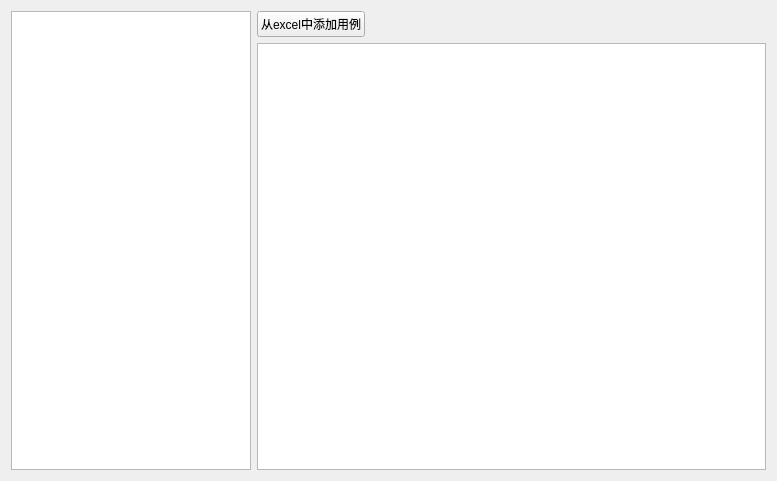
This is woodpecker/views/src/testcase.ui in cash2one/AutoDriver as Qt 5 draws it before an edit. The edited form follows.
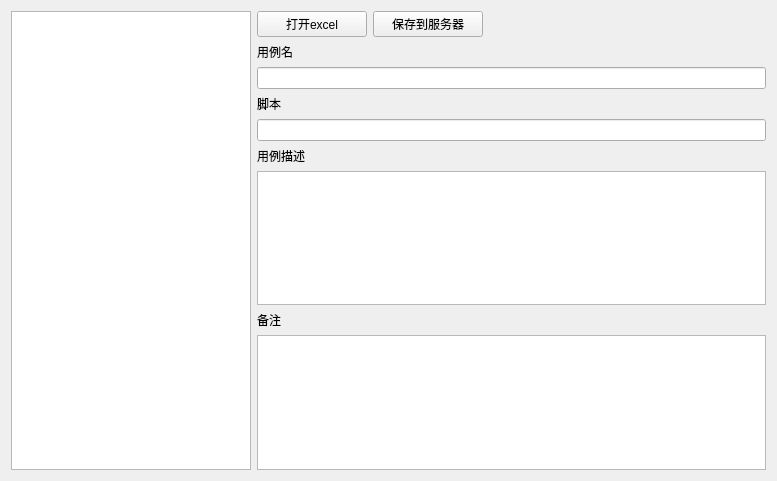
This is the edited form.

Diff of the .ui file:
```diff
--- a/woodpecker/views/src/testcase.ui
+++ b/woodpecker/views/src/testcase.ui
@@ -30,16 +30,41 @@
       <layout class="QVBoxLayout" name="verticalLayout">
        <item>
         <layout class="QHBoxLayout" name="horizontalLayout_2">
+         <item>
+          <widget class="QPushButton" name="btn_excel">
+           <property name="minimumSize">
+            <size>
+             <width>110</width>
+             <height>0</height>
+            </size>
+           </property>
+           <property name="maximumSize">
+            <size>
+             <width>110</width>
+             <height>16777215</height>
+            </size>
+           </property>
+           <property name="text">
+            <string>打开excel</string>
+           </property>
+          </widget>
+         </item>
          <item>
           <widget class="QPushButton" name="pushButton">
+           <property name="minimumSize">
+            <size>
+             <width>110</width>
+             <height>0</height>
+            </size>
+           </property>
            <property name="maximumSize">
             <size>
-             <width>130</width>
+             <width>140</width>
              <height>16777215</height>
             </size>
            </property>
            <property name="text">
-            <string>从excel中添加用例</string>
+            <string>保存到服务器</string>
            </property>
           </widget>
          </item>
@@ -58,9 +83,46 @@
          </item>
         </layout>
        </item>
+       <item>
+        <widget class="QLabel" name="label_2">
+         <property name="text">
+          <string>用例名</string>
+         </property>
+        </widget>
+       </item>
+       <item>
+        <widget class="QLineEdit" name="lineEdit"/>
+       </item>
+       <item>
+        <widget class="QLabel" name="label_3">
+         <property name="text">
+          <string>脚本</string>
+         </property>
+        </widget>
+       </item>
+       <item>
+        <widget class="QLineEdit" name="lineEdit_2"/>
+       </item>
+       <item>
+        <widget class="QLabel" name="label">
+         <property name="text">
+          <string>用例描述</string>
+         </property>
+        </widget>
+       </item>
        <item>
         <widget class="QTextEdit" name="textEdit"/>
        </item>
+       <item>
+        <widget class="QLabel" name="label_4">
+         <property name="text">
+          <string>备注</string>
+         </property>
+        </widget>
+       </item>
+       <item>
+        <widget class="QTextBrowser" name="textBrowser"/>
+       </item>
       </layout>
      </item>
     </layout>
```
